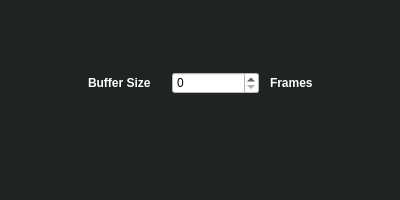
Above: VAR_System_ui/DialogSettings.ui from sadmemelord/Python_VAR before the change. Below: the same form after it.
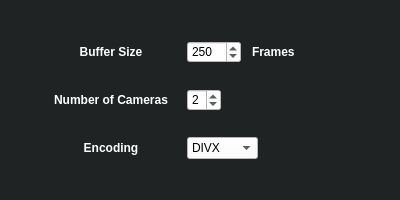
That is the form after the change.

```diff
--- a/VAR_System_ui/DialogSettings.ui
+++ b/VAR_System_ui/DialogSettings.ui
@@ -17,21 +17,33 @@
    <string notr="true">background-color: #202324;
 </string>
   </property>
-  <widget class="QWidget" name="">
-   <property name="geometry">
-    <rect>
-     <x>0</x>
-     <y>70</y>
-     <width>401</width>
-     <height>26</height>
-    </rect>
-   </property>
+  <layout class="QVBoxLayout" name="verticalLayout">
+   <item>
+    <spacer name="verticalSpacer">
+     <property name="orientation">
+      <enum>Qt::Vertical</enum>
+     </property>
+     <property name="sizeType">
+      <enum>QSizePolicy::Fixed</enum>
+     </property>
+     <property name="sizeHint" stdset="0">
+      <size>
+       <width>20</width>
+       <height>20</height>
+      </size>
+     </property>
+    </spacer>
+   </item>
+   <item>
    <layout class="QHBoxLayout" name="horizontalLayout">
     <item>
      <spacer name="horizontalSpacer_3">
       <property name="orientation">
        <enum>Qt::Horizontal</enum>
       </property>
+       <property name="sizeType">
+        <enum>QSizePolicy::Fixed</enum>
+       </property>
       <property name="sizeHint" stdset="0">
        <size>
         <width>40</width>
@@ -42,6 +54,12 @@
     </item>
     <item>
      <widget class="QLabel" name="label">
+       <property name="minimumSize">
+        <size>
+         <width>120</width>
+         <height>0</height>
+        </size>
+       </property>
       <property name="styleSheet">
        <string notr="true">color:white;
 font-weight: bold;
@@ -50,6 +68,9 @@
       <property name="text">
        <string>Buffer Size</string>
       </property>
+       <property name="alignment">
+        <set>Qt::AlignCenter</set>
+       </property>
      </widget>
     </item>
     <item>
@@ -62,7 +83,7 @@
       </property>
       <property name="sizeHint" stdset="0">
        <size>
-        <width>15</width>
+         <width>10</width>
         <height>20</height>
        </size>
       </property>
@@ -82,6 +103,18 @@
 
 </string>
       </property>
+       <property name="minimum">
+        <number>25</number>
+       </property>
+       <property name="maximum">
+        <number>2000</number>
+       </property>
+       <property name="singleStep">
+        <number>25</number>
+       </property>
+       <property name="value">
+        <number>250</number>
+       </property>
      </widget>
     </item>
     <item>
@@ -117,16 +150,263 @@
       <property name="orientation">
        <enum>Qt::Horizontal</enum>
       </property>
+       <property name="sizeType">
+        <enum>QSizePolicy::Preferred</enum>
+       </property>
       <property name="sizeHint" stdset="0">
        <size>
+         <width>150</width>
+         <height>20</height>
+        </size>
+       </property>
+      </spacer>
+     </item>
+    </layout>
+   </item>
+   <item>
+    <layout class="QHBoxLayout" name="horizontalLayout_2">
+     <item>
+      <spacer name="horizontalSpacer_5">
+       <property name="orientation">
+        <enum>Qt::Horizontal</enum>
+       </property>
+       <property name="sizeType">
+        <enum>QSizePolicy::Fixed</enum>
+       </property>
+       <property name="sizeHint" stdset="0">
+        <size>
         <width>40</width>
         <height>20</height>
        </size>
       </property>
      </spacer>
     </item>
-   </layout>
-  </widget>
+     <item>
+      <widget class="QLabel" name="label_3">
+       <property name="minimumSize">
+        <size>
+         <width>120</width>
+         <height>0</height>
+        </size>
+       </property>
+       <property name="maximumSize">
+        <size>
+         <width>75</width>
+         <height>16777215</height>
+        </size>
+       </property>
+       <property name="styleSheet">
+        <string notr="true">color:white;
+font-weight: bold;
+</string>
+       </property>
+       <property name="text">
+        <string>Number of Cameras</string>
+       </property>
+       <property name="alignment">
+        <set>Qt::AlignCenter</set>
+       </property>
+      </widget>
+     </item>
+     <item>
+      <spacer name="horizontalSpacer_6">
+       <property name="orientation">
+        <enum>Qt::Horizontal</enum>
+       </property>
+       <property name="sizeType">
+        <enum>QSizePolicy::Fixed</enum>
+       </property>
+       <property name="sizeHint" stdset="0">
+        <size>
+         <width>10</width>
+         <height>20</height>
+        </size>
+       </property>
+      </spacer>
+     </item>
+     <item>
+      <widget class="QSpinBox" name="number_of_cameras_spinbox">
+       <property name="sizePolicy">
+        <sizepolicy hsizetype="Expanding" vsizetype="Fixed">
+         <horstretch>0</horstretch>
+         <verstretch>0</verstretch>
+        </sizepolicy>
+       </property>
+       <property name="styleSheet">
+        <string notr="true">background-color: white;
+color:whte;
+
+</string>
+       </property>
+       <property name="minimum">
+        <number>1</number>
+       </property>
+       <property name="maximum">
+        <number>4</number>
+       </property>
+       <property name="singleStep">
+        <number>1</number>
+       </property>
+       <property name="value">
+        <number>2</number>
+       </property>
+      </widget>
+     </item>
+     <item>
+      <widget class="QLabel" name="label_4">
+       <property name="styleSheet">
+        <string notr="true">color:white;
+font-weight: bold;
+</string>
+       </property>
+       <property name="text">
+        <string/>
+       </property>
+      </widget>
+     </item>
+     <item>
+      <spacer name="horizontalSpacer_8">
+       <property name="orientation">
+        <enum>Qt::Horizontal</enum>
+       </property>
+       <property name="sizeType">
+        <enum>QSizePolicy::Preferred</enum>
+       </property>
+       <property name="sizeHint" stdset="0">
+        <size>
+         <width>200</width>
+         <height>20</height>
+        </size>
+       </property>
+      </spacer>
+     </item>
+    </layout>
+   </item>
+   <item>
+    <layout class="QHBoxLayout" name="horizontalLayout_3">
+     <item>
+      <spacer name="horizontalSpacer_7">
+       <property name="orientation">
+        <enum>Qt::Horizontal</enum>
+       </property>
+       <property name="sizeType">
+        <enum>QSizePolicy::Fixed</enum>
+       </property>
+       <property name="sizeHint" stdset="0">
+        <size>
+         <width>40</width>
+         <height>20</height>
+        </size>
+       </property>
+      </spacer>
+     </item>
+     <item>
+      <widget class="QLabel" name="label_5">
+       <property name="minimumSize">
+        <size>
+         <width>120</width>
+         <height>0</height>
+        </size>
+       </property>
+       <property name="maximumSize">
+        <size>
+         <width>75</width>
+         <height>16777215</height>
+        </size>
+       </property>
+       <property name="styleSheet">
+        <string notr="true">color:white;
+font-weight: bold;
+</string>
+       </property>
+       <property name="text">
+        <string>Encoding</string>
+       </property>
+       <property name="alignment">
+        <set>Qt::AlignCenter</set>
+       </property>
+      </widget>
+     </item>
+     <item>
+      <spacer name="horizontalSpacer_9">
+       <property name="orientation">
+        <enum>Qt::Horizontal</enum>
+       </property>
+       <property name="sizeType">
+        <enum>QSizePolicy::Fixed</enum>
+       </property>
+       <property name="sizeHint" stdset="0">
+        <size>
+         <width>10</width>
+         <height>20</height>
+        </size>
+       </property>
+      </spacer>
+     </item>
+     <item>
+      <widget class="QComboBox" name="encoding_combobox">
+       <property name="styleSheet">
+        <string notr="true">background-color:white;</string>
+       </property>
+       <item>
+        <property name="text">
+         <string>DIVX</string>
+        </property>
+       </item>
+       <item>
+        <property name="text">
+         <string>MJPEG</string>
+        </property>
+       </item>
+      </widget>
+     </item>
+     <item>
+      <widget class="QLabel" name="label_6">
+       <property name="styleSheet">
+        <string notr="true">color:white;
+font-weight: bold;
+</string>
+       </property>
+       <property name="text">
+        <string/>
+       </property>
+      </widget>
+     </item>
+     <item>
+      <spacer name="horizontalSpacer_10">
+       <property name="orientation">
+        <enum>Qt::Horizontal</enum>
+       </property>
+       <property name="sizeType">
+        <enum>QSizePolicy::Preferred</enum>
+       </property>
+       <property name="sizeHint" stdset="0">
+        <size>
+         <width>200</width>
+         <height>20</height>
+        </size>
+       </property>
+      </spacer>
+     </item>
+    </layout>
+   </item>
+   <item>
+    <spacer name="verticalSpacer_2">
+     <property name="orientation">
+      <enum>Qt::Vertical</enum>
+     </property>
+     <property name="sizeType">
+      <enum>QSizePolicy::Fixed</enum>
+     </property>
+     <property name="sizeHint" stdset="0">
+      <size>
+       <width>20</width>
+       <height>20</height>
+      </size>
+     </property>
+    </spacer>
+   </item>
+  </layout>
  </widget>
  <resources>
   <include location="SwimPlus.qrc"/>
```
Left out of the diff: 5 changed lines with no effect on the pictures. Lines whose indentation alone changed are shown as unchanged.
